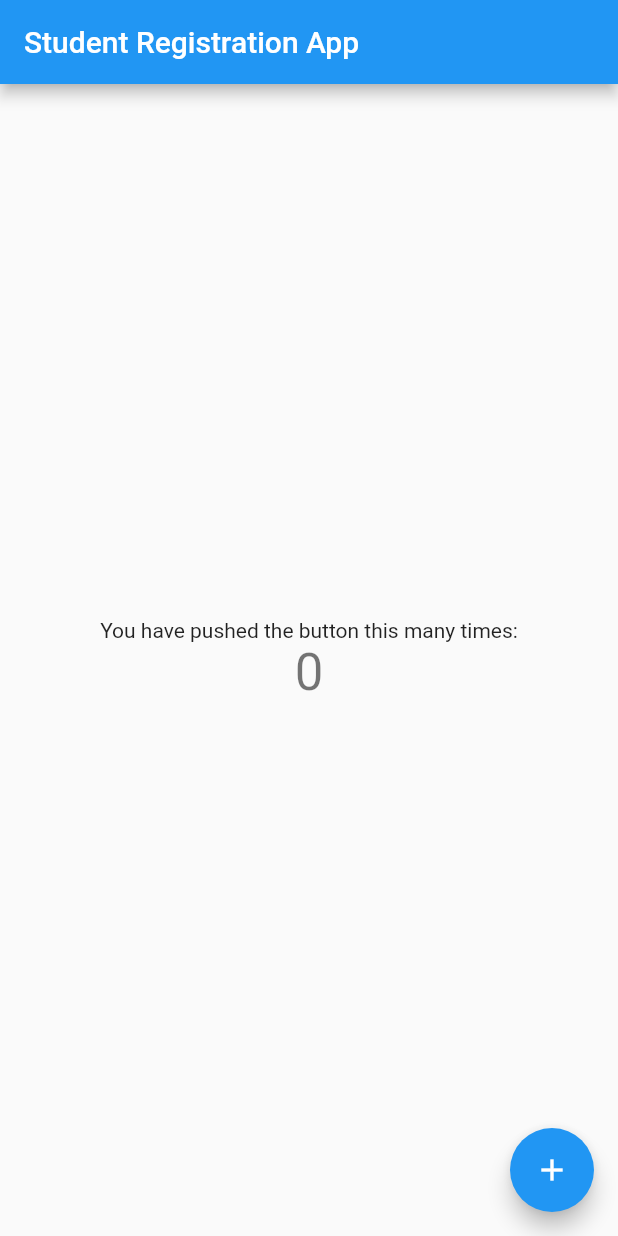
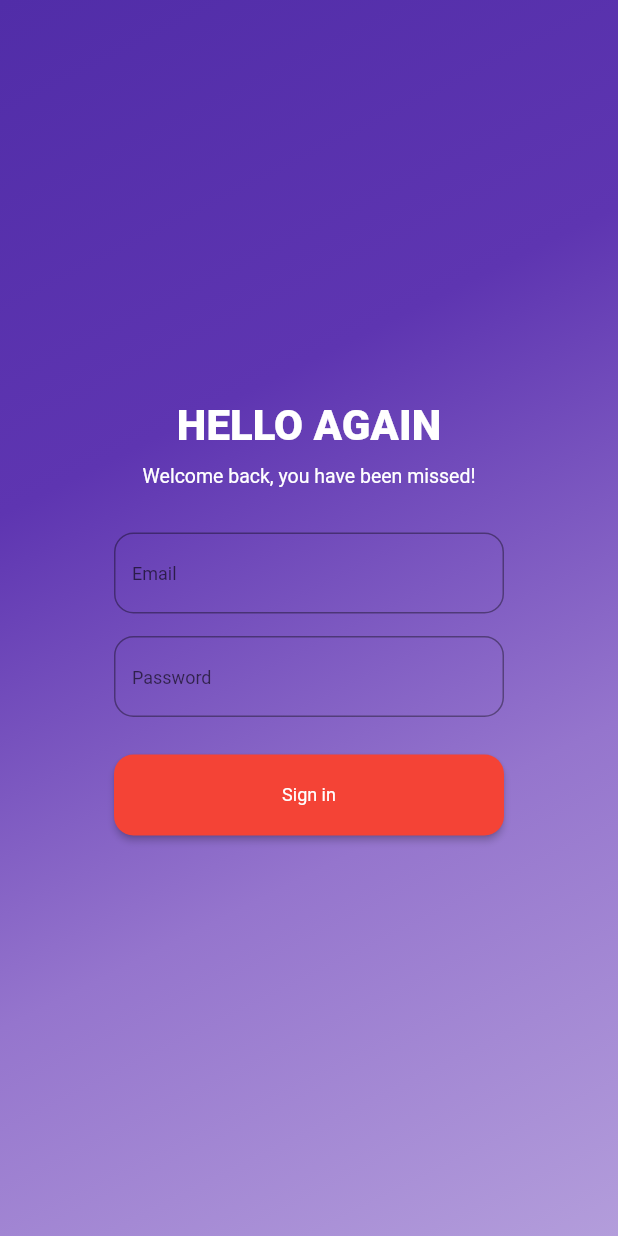
Before and after one commit to FrinsenFarrelino/student_regist_app_flutter, a Flutter app: the screen it shows after launch, on a phone screen of 412 x 824 dp. Run offline on Flutter 3.47's test engine with Material 2 defaults, Android fonts, the light colour scheme and no system bars; our stand-ins replace cloud_firestore, firebase_core; accounts and stored records are empty.

Commit message:
add login layout

```diff
--- a/lib/main.dart
+++ b/lib/main.dart
@@ -1,14 +1,10 @@
 import 'package:flutter/material.dart';
 import 'package:firebase_core/firebase_core.dart';
 import 'package:student_regist_app/firebase_options.dart';
+import 'package:student_regist_app/page/login.dart';
 
-void main() async {
-  WidgetsFlutterBinding.ensureInitialized();
-  await Firebase.initializeApp(
-    options: DefaultFirebaseOptions.currentPlatform,
-  );
-
-  runApp(const MyApp());
+void main() {
+  runApp(MyApp());
 }
 
 class MyApp extends StatelessWidget {
@@ -17,58 +13,8 @@ class MyApp extends StatelessWidget {
   @override
   Widget build(BuildContext context) {
     return MaterialApp(
-      title: 'Student Registration App',
-      theme: ThemeData(
-        primarySwatch: Colors.blue,
-      ),
-      home: const MyHomePage(title: 'Student Registration App'),
+      debugShowCheckedModeBanner: false,
+      home: MyLogin(),
     );
   }
 }
-
-class MyHomePage extends StatefulWidget {
-  const MyHomePage({super.key, required this.title});
-
-  final String title;
-
-  @override
-  State<MyHomePage> createState() => _MyHomePageState();
-}
-
-class _MyHomePageState extends State<MyHomePage> {
-  int _counter = 0;
-
-  void _incrementCounter() {
-    setState(() {
-      _counter++;
-    });
-  }
-
-  @override
-  Widget build(BuildContext context) {
-    return Scaffold(
-      appBar: AppBar(
-        title: Text(widget.title),
-      ),
-      body: Center(
-        child: Column(
-          mainAxisAlignment: MainAxisAlignment.center,
-          children: <Widget>[
-            const Text(
-              'You have pushed the button this many times:',
-            ),
-            Text(
-              '$_counter',
-              style: Theme.of(context).textTheme.headline4,
-            ),
-          ],
-        ),
-      ),
-      floatingActionButton: FloatingActionButton(
-        onPressed: _incrementCounter,
-        tooltip: 'Increment',
-        child: const Icon(Icons.add),
-      ),
-    );
-  }
-}
--- /dev/null
+++ b/lib/page/form.dart
@@ -0,0 +1 @@
+import 'package:flutter/material.dart';
--- /dev/null
+++ b/lib/page/login.dart
@@ -0,0 +1,144 @@
+import 'package:flutter/material.dart';
+
+class MyLogin extends StatefulWidget {
+  const MyLogin({super.key});
+
+  @override
+  State<MyLogin> createState() => _MyLoginState();
+}
+
+class _MyLoginState extends State<MyLogin> {
+  final _emailController = TextEditingController();
+  final _passwordController = TextEditingController();
+
+  @override
+  Widget build(BuildContext context) {
+    return Scaffold(
+      body: SafeArea(
+        child: Container(
+          width: double.infinity,
+          decoration: BoxDecoration(
+            gradient: LinearGradient(
+              begin: Alignment.topLeft,
+              end: Alignment.bottomRight,
+              colors: [
+                Colors.deepPurple.shade700,
+                Colors.deepPurple.shade600,
+                Colors.deepPurple.shade300,
+                Colors.deepPurple.shade200,
+              ],
+            ),
+          ),
+          child: Column(
+            mainAxisAlignment: MainAxisAlignment.center,
+            children: [
+              Container(
+                child: Column(
+                  children: [
+                    Text(
+                      'HELLO AGAIN',
+                      style: TextStyle(
+                          fontSize: 28,
+                          fontWeight: FontWeight.w800,
+                          color: Colors.white),
+                    ),
+                    SizedBox(
+                      height: 10,
+                    ),
+                    Text(
+                      'Welcome back, you have been missed!',
+                      style: TextStyle(fontSize: 13, color: Colors.white),
+                    )
+                  ],
+                ),
+              ),
+              SizedBox(
+                height: 30,
+              ),
+              Container(
+                width: 260,
+                height: 54,
+                child: TextFormField(
+                  controller: _emailController,
+                  validator: (value) {
+                    if (value!.isEmpty) {
+                      return 'Email tidak boleh kosong!';
+                    }
+                  },
+                  style: TextStyle(fontSize: 13, color: Colors.white),
+                  cursorColor: Colors.red,
+                  decoration: InputDecoration(
+                    border: OutlineInputBorder(
+                      borderSide: BorderSide(color: Colors.grey),
+                      borderRadius: BorderRadius.circular(13),
+                    ),
+                    focusedBorder: OutlineInputBorder(
+                        borderSide: BorderSide(color: Colors.red),
+                        borderRadius: BorderRadius.circular(13)),
+                    hintText: 'Email',
+                    hintStyle: TextStyle(fontSize: 12),
+                  ),
+                ),
+              ),
+              SizedBox(
+                height: 15,
+              ),
+              Container(
+                width: 260,
+                height: 54,
+                child: TextFormField(
+                  obscureText: true,
+                  controller: _passwordController,
+                  validator: (value) {
+                    if (value!.isEmpty) {
+                      return 'Tolong masukkan password!';
+                    }
+                  },
+                  style: TextStyle(fontSize: 13, color: Colors.white),
+                  cursorColor: Colors.red,
+                  decoration: InputDecoration(
+                    border: OutlineInputBorder(
+                      borderSide: BorderSide(color: Colors.grey),
+                      borderRadius: BorderRadius.circular(13),
+                    ),
+                    focusedBorder: OutlineInputBorder(
+                        borderSide: BorderSide(color: Colors.red),
+                        borderRadius: BorderRadius.circular(13)),
+                    hintText: 'Password',
+                    hintStyle: TextStyle(fontSize: 12),
+                  ),
+                ),
+              ),
+              SizedBox(height: 25,),
+              SizedBox(
+                width: 260,
+                height: 54,
+                child: ElevatedButton(
+                  onPressed: () {},
+                  child: Text(
+                    'Sign in',
+                    style: TextStyle(
+                      fontSize: 12,
+                      fontWeight: FontWeight.w400,
+                    ),
+                  ),
+                  style: ButtonStyle(
+                    foregroundColor:
+                        MaterialStateProperty.all<Color>(Colors.white),
+                    backgroundColor:
+                        MaterialStateProperty.all<Color>(Colors.red),
+                    shape: MaterialStatePropertyAll(
+                      RoundedRectangleBorder(
+                        borderRadius: BorderRadius.circular(13),
+                      ),
+                    ),
+                  ),
+                ),
+              )
+            ],
+          ),
+        ),
+      ),
+    );
+  }
+}
--- /dev/null
+++ b/lib/page/profile.dart
@@ -0,0 +1 @@
+import 'package:flutter/material.dart';
```
